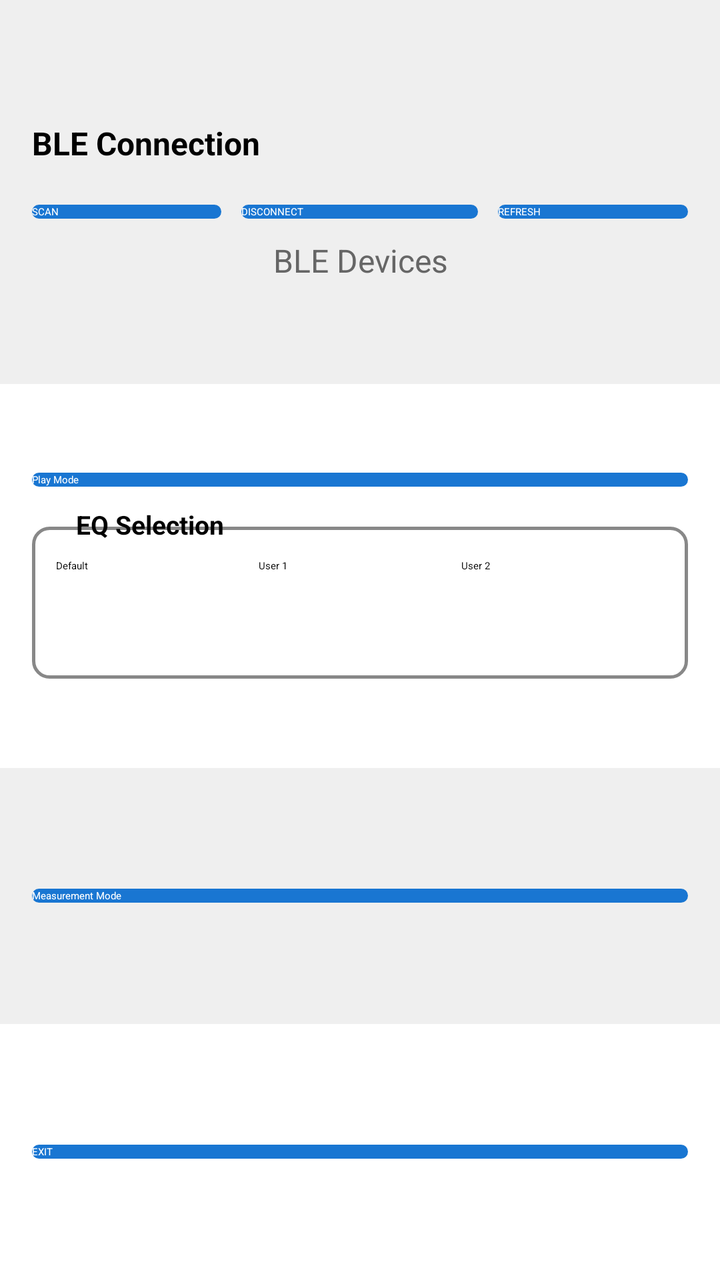
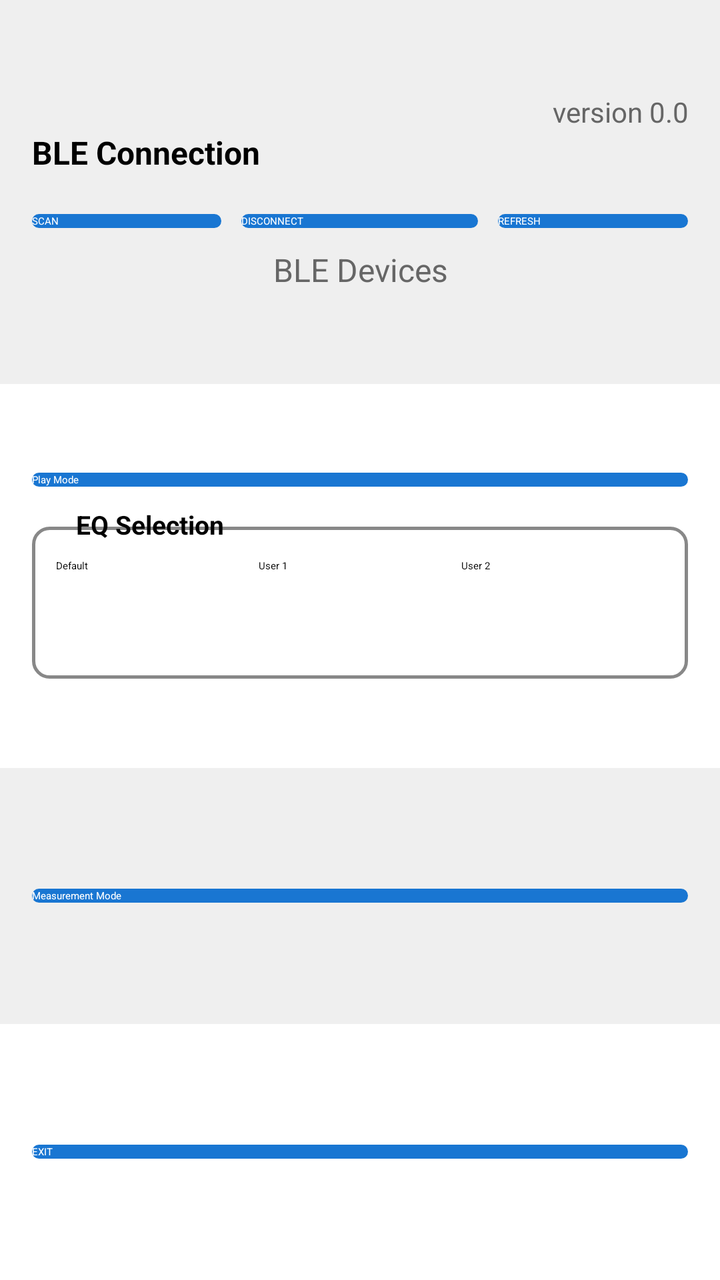

Compare the two renders of this Android layout. The source of the first and the diff that turns it into the second are given below.
<!-- AndroidManifest.xml: activity theme Theme.App.Starting -->
<!-- res/layout/activity_main.xml -->
<?xml version="1.0" encoding="utf-8"?>
<LinearLayout xmlns:android="http://schemas.android.com/apk/res/android"
    android:layout_width="match_parent"
    android:layout_height="match_parent"
    android:orientation="vertical">

    
    
    
    <LinearLayout
        android:layout_width="match_parent"
        android:layout_height="0dp"
        android:layout_weight="3"
        android:background="#10000000"
        android:gravity="center"
        android:orientation="vertical">

        <TextView
            android:id="@+id/textView"
            android:layout_width="match_parent"
            android:layout_height="wrap_content"
            android:layout_marginLeft="16dp"
            android:layout_marginTop="10dp"
            android:layout_marginRight="16dp"
            android:layout_marginBottom="20dp"
            android:text="@string/ble_connection"
            android:textColor="@color/black"
            android:textSize="16sp"
            android:textStyle="bold" />

        <LinearLayout
            android:layout_width="match_parent"
            android:layout_height="wrap_content"
            android:layout_marginLeft="16dp"
            android:layout_marginRight="16dp"
            android:orientation="horizontal">

            <android.widget.Button
                android:id="@+id/btnBLEScan"
                android:layout_width="0dp"
                android:layout_height="wrap_content"
                android:layout_gravity="center"
                android:layout_marginRight="10dp"
                android:layout_weight="4"
                android:background="@drawable/bg_button_connected"
                android:text="@string/btn_ble_scan"
                android:textColor="@color/btn_text_color" />

            <android.widget.Button
                android:id="@+id/btnBLEDisconnect"
                android:layout_width="0dp"
                android:layout_height="wrap_content"
                android:layout_gravity="center"
                android:layout_weight="5"
                android:background="@drawable/bg_button_connected"
                android:text="@string/btn_ble_disconnect"
                android:textColor="@color/btn_text_color" />

            <android.widget.Button
                android:id="@+id/btnBLERefresh"
                android:layout_width="0dp"
                android:layout_height="wrap_content"
                android:layout_gravity="center"
                android:layout_marginLeft="10dp"
                android:layout_weight="4"
                android:background="@drawable/bg_button_connected"
                android:text="@string/btn_ble_refresh"
                android:textColor="@color/btn_text_color" />

        </LinearLayout>

        <TextView
            android:id="@+id/textViewBLEName"
            android:layout_width="match_parent"
            android:layout_height="wrap_content"
            android:layout_marginTop="10dp"
            android:gravity="center"
            android:text="@string/title_ble_devices"
            android:textColor="@color/gray"
            android:textSize="16sp" />

    </LinearLayout>

    
    
    
    <LinearLayout
        android:layout_width="match_parent"
        android:layout_height="0dp"
        android:layout_weight="3"
        android:gravity="center"
        android:orientation="vertical"
        android:padding="16dp">

        
        <android.widget.Button
            android:id="@+id/btnPlayMode"
            android:layout_width="match_parent"
            android:layout_height="wrap_content"
            android:background="@drawable/bg_button_connected"
            android:text="@string/play_mode"
            android:textColor="@color/btn_text_color" />

        <RelativeLayout
            android:id="@+id/containerEqGroup"
            android:layout_width="match_parent"
            android:layout_height="wrap_content"
            android:layout_marginTop="10dp">

            
            <LinearLayout
                android:id="@+id/boxEqBorder"
                android:layout_width="match_parent"
                android:layout_height="wrap_content"
                android:layout_marginTop="10dp"
                android:background="@drawable/border_eq_group"
                android:orientation="vertical"
                android:paddingStart="12dp"
                android:paddingTop="16dp"
                android:paddingEnd="12dp"
                android:paddingBottom="12dp">

                
                <RadioGroup
                    android:id="@+id/radioGroupEqSelection"
                    android:layout_width="match_parent"
                    android:layout_height="48dp"
                    android:orientation="horizontal">

                    <RadioButton
                        android:id="@+id/radioEQDefault"
                        android:layout_width="0dp"
                        android:layout_height="48dp"
                        android:layout_weight="1"
                        android:checked="true"
                        android:text="@string/eq_default" />

                    <RadioButton
                        android:id="@+id/radioEQUser1"
                        android:layout_width="0dp"
                        android:layout_height="48dp"
                        android:layout_weight="1"
                        android:text="@string/eq_user1" />

                    <RadioButton
                        android:id="@+id/radioEQUser2"
                        android:layout_width="0dp"
                        android:layout_height="48dp"
                        android:layout_weight="1"
                        android:text="@string/eq_user2" />
                </RadioGroup>
            </LinearLayout>

            
            <TextView
                android:id="@+id/tvEqSelectionTitle"
                android:layout_width="wrap_content"
                android:layout_height="wrap_content"
                android:layout_alignParentStart="true"
                android:layout_marginStart="16dp"
                android:background="?android:attr/windowBackground"
                android:paddingStart="6dp"
                android:paddingEnd="6dp"
                android:text="@string/eq_selection"
                android:textColor="@android:color/black"
                android:textSize="13sp"
                android:textStyle="bold" />

        </RelativeLayout>

        
    </LinearLayout>

    
    
    
    <LinearLayout
        android:layout_width="match_parent"
        android:layout_height="0dp"
        android:layout_weight="2"
        android:background="#10000000"
        android:gravity="center"
        android:orientation="vertical">

        <android.widget.Button
            android:id="@+id/btnMeasurementMode"
            android:layout_width="match_parent"
            android:layout_height="wrap_content"
            android:layout_gravity="center"
            android:layout_marginLeft="16dp"
            android:layout_marginRight="16dp"
            android:background="@drawable/bg_button_connected"
            android:text="@string/measurement_mode"
            android:textColor="@color/btn_text_color" />
    </LinearLayout>

    
    
    
    <LinearLayout
        android:layout_width="match_parent"
        android:layout_height="0dp"
        android:layout_weight="2"
        android:gravity="center"
        android:orientation="vertical">

        <android.widget.Button
            android:id="@+id/btnExit"
            android:layout_width="match_parent"
            android:layout_height="wrap_content"
            android:layout_gravity="center"
            android:layout_marginLeft="16dp"
            android:layout_marginRight="16dp"
            android:background="@drawable/bg_button_connected"
            android:text="@string/exit"
            android:textColor="@color/btn_text_color" />
    </LinearLayout>

</LinearLayout>
<!-- resources referenced by this layout -->
<resources>
  <color name="black">#FF000000</color>
  <color name="btn_text_color">#FFFFFFFF</color>
  <color name="gray">#FF666666</color>
  <!-- drawable bg_button_connected (drawable) -->
  <?xml version="1.0" encoding="utf-8"?>
  <selector xmlns:android="http://schemas.android.com/apk/res/android">
  
      
      <item android:state_pressed="true">
          <shape android:shape="rectangle">
              <solid android:color="#1976D2" /> 
              <corners android:radius="24dp" /> 
          </shape>
      </item>
  
      
      <item>
          <shape android:shape="rectangle">
              <solid android:color="#1976D2" /> 
              <corners android:radius="24dp" /> 
          </shape>
      </item>
  
  </selector>
  <!-- drawable border_eq_group (drawable) -->
  <?xml version="1.0" encoding="utf-8"?>
  <shape xmlns:android="http://schemas.android.com/apk/res/android"
      android:shape="rectangle">
      <solid android:color="@android:color/transparent" />
      <stroke
          android:width="1.5dp"
          android:color="#888888" /> 
      <corners android:radius="8dp" /> 
  </shape>
  <string name="ble_connection">BLE Connection</string>
  <string name="btn_ble_disconnect">DISCONNECT</string>
  <string name="btn_ble_refresh">REFRESH</string>
  <string name="btn_ble_scan">SCAN</string>
  <string name="eq_default">Default</string>
  <string name="eq_selection">EQ Selection</string>
  <string name="eq_user1">User 1</string>
  <string name="eq_user2">User 2</string>
  <string name="exit">EXIT</string>
  <string name="measurement_mode">Measurement Mode</string>
  <string name="play_mode">Play Mode</string>
  <string name="title_ble_devices">BLE Devices</string>
  <style name="Theme.App.Starting" parent="Theme.SplashScreen">
          
          <item name="windowSplashScreenBackground">#FFFFFF</item>
  
          
          <item name="windowSplashScreenIconBackgroundColor">#FFFFFF</item>
  
          
          <item name="windowSplashScreenAnimatedIcon">@drawable/ic_expamedia_logo</item>
  
          
          <item name="postSplashScreenTheme">@style/Theme.RoomEqualizer</item>
      </style>
  <!-- drawable ic_expamedia_logo: png bitmap (drawable, 61023 bytes) -->
  <style name="Theme.RoomEqualizer" parent="Theme.AppCompat.DayNight.NoActionBar">
          
          <item name="colorPrimary">@color/purple_500</item>
          <item name="colorPrimaryDark">@color/purple_700</item>
          <item name="colorAccent">@color/teal_200</item>
      </style>
  <color name="purple_500">#FF6200EE</color>
  <color name="purple_700">#FF3700B3</color>
  <color name="teal_200">#FF03DAC5</color>
</resources>

<!-- the commit's change to res/layout/activity_main.xml (unified diff, before → after) -->
@@ -16,11 +16,21 @@
         android:orientation="vertical">
 
         <TextView
+            android:id="@+id/tvVersion"
+            android:layout_width="match_parent"
+            android:layout_height="wrap_content"
+            android:layout_marginLeft="16dp"
+            android:layout_marginRight="16dp"
+            android:text="version 0.0"
+            android:textAlignment="viewEnd"
+            android:textColor="@color/gray"
+            android:textSize="14sp" />
+
+        <TextView
             android:id="@+id/textView"
             android:layout_width="match_parent"
             android:layout_height="wrap_content"
             android:layout_marginLeft="16dp"
-            android:layout_marginTop="10dp"
             android:layout_marginRight="16dp"
             android:layout_marginBottom="20dp"
             android:text="@string/ble_connection"
